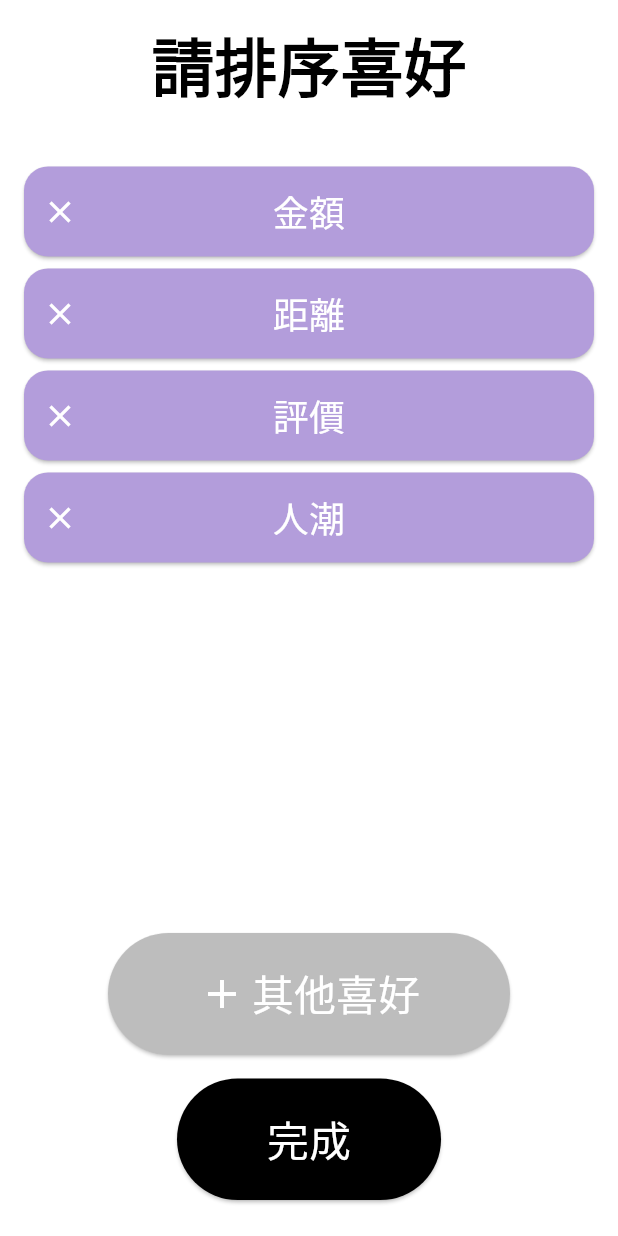
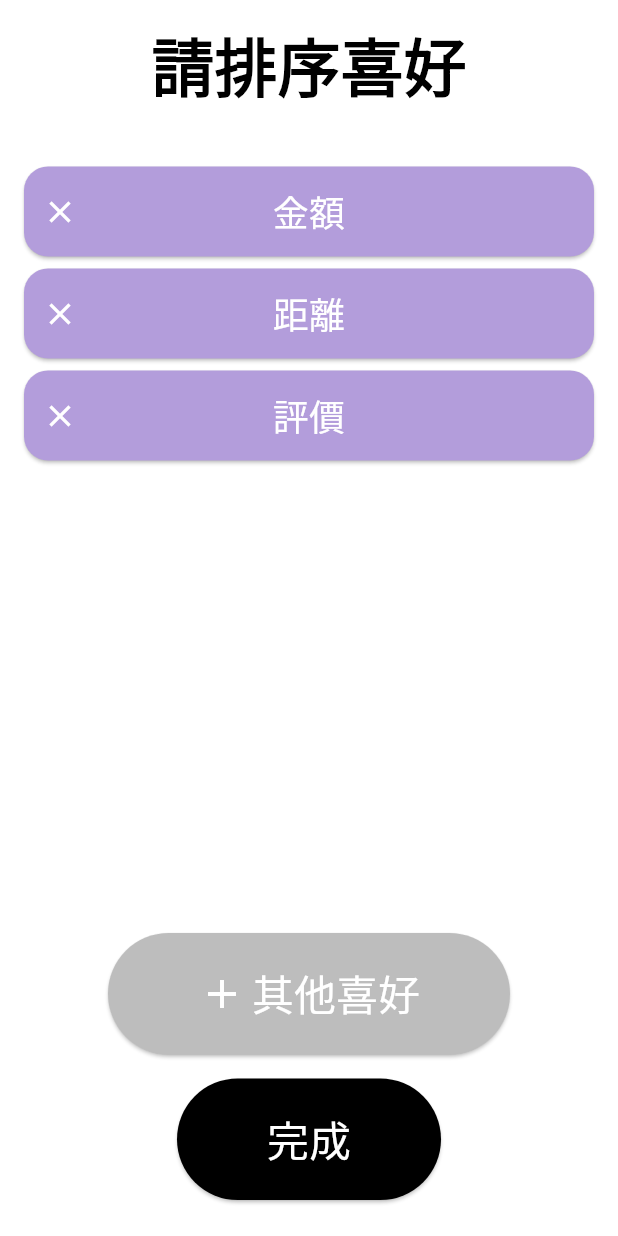
Before and after one commit to edwardisgoo/ForkCast, a Flutter app: the PreferencePage screen opened by its route, on a phone screen of 412 x 824 dp. Run offline on Flutter 3.47's test engine with Material 3 defaults, Android fonts, the phone set to English and light mode, and no system bars; our stand-ins replace cloud_functions, firebase_core, geolocator, go_router, shared_preferences; accounts and stored records are empty.

Commit message:
UI linking v2

```diff
--- a/lib/pages/preference_page.dart
+++ b/lib/pages/preference_page.dart
@@ -11,7 +11,7 @@ class PreferencePage extends StatefulWidget {
 
 class _PreferencePageState extends State<PreferencePage> {
   /// ONE list that drives the UI.
-  final List<String> _prefs = ['金額', '距離', '評價', '人潮'];
+  final List<String> _prefs = ['金額', '距離', '評價'];
 
   final _textCtrl = TextEditingController();
 
```
